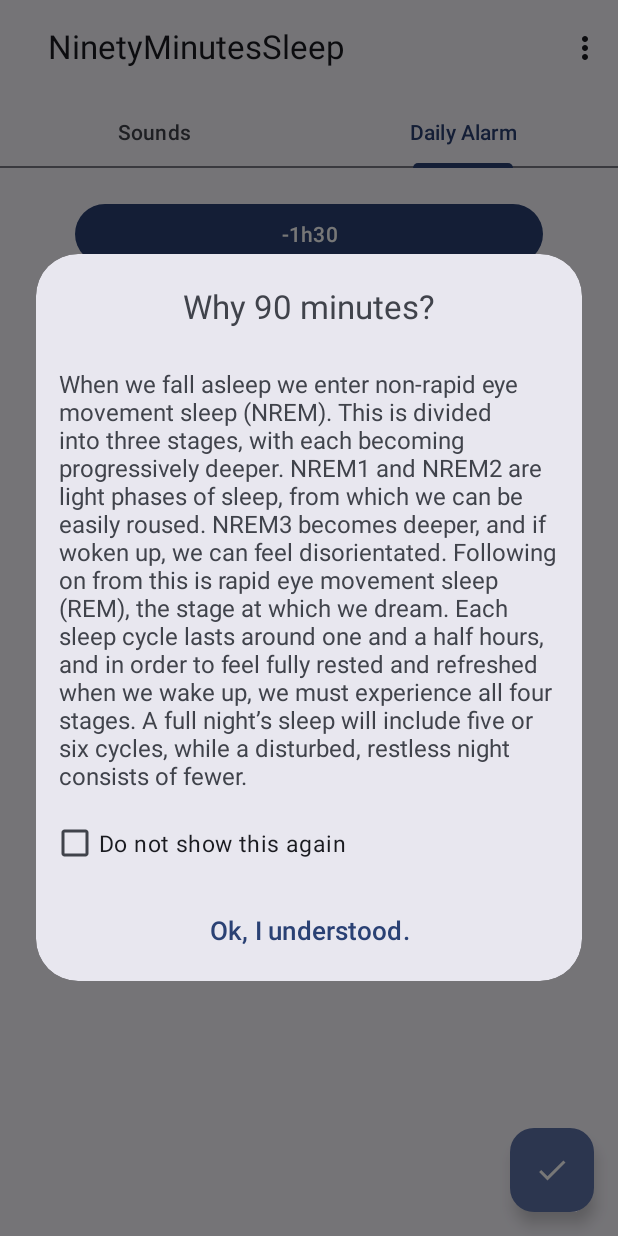
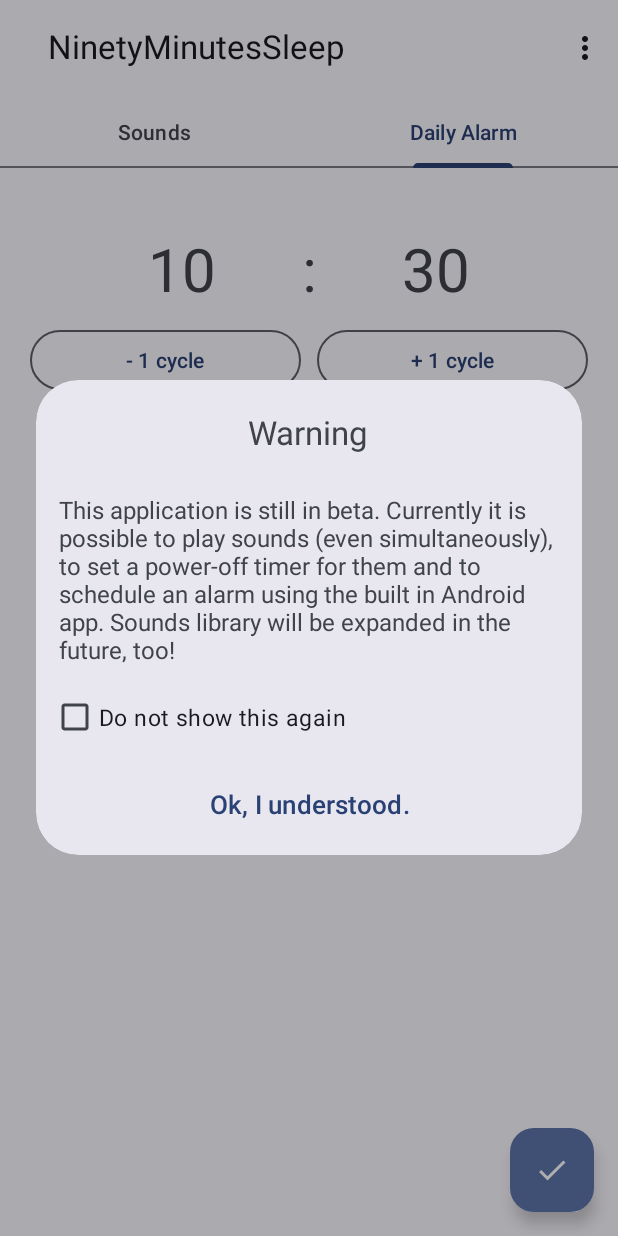
Before and after one commit to MichelangeloDePascale02/NinetyMinutesSleep, an Android app: the screen it shows after launch (MainActivity), tab 2 chosen, on a phone screen of 412 x 824 dp. Run offline under Robolectric (Android 15) with nearby library versions, the phone set to English and light mode, and no system bars; 1 statement that could not run was skipped.

Commit message:
Alarms minor UI improvement
- Alarms UI is now less chaotic (backported new Alarm time UI from a10f3b0 in preview-not-functional branch)
- Strings update
- Version changed

```diff
--- a/app/build.gradle
+++ b/app/build.gradle
@@ -11,7 +11,7 @@ android {
         minSdk 26
         targetSdk 33
         versionCode 1
-        versionName "0.2"
+        versionName "0.2.2 - Benjamin"
 
         testInstrumentationRunner "androidx.test.runner.AndroidJUnitRunner"
     }
--- a/app/src/main/res/layout/fragment_second.xml
+++ b/app/src/main/res/layout/fragment_second.xml
@@ -13,28 +13,66 @@
         android:layout_width="match_parent"
         android:layout_height="wrap_content"/> -->
 
-    <Button
-        android:layout_marginTop="20dp"
-
-        android:id="@+id/alarmTimePickerMinus"
+    <LinearLayout
         android:layout_width="match_parent"
         android:layout_height="wrap_content"
-        android:layout_marginHorizontal="50dp"
-        android:text="-1h30"/>
+        android:orientation="horizontal"
+        android:layout_marginHorizontal="20dp"
+        android:layout_marginTop="40dp"
+        android:layout_marginBottom="10dp">
 
-    <TimePicker
-        android:id="@+id/alarmTimePicker"
+        <TextView
+            android:id="@+id/hours_picker"
+            android:layout_width="match_parent"
+            android:layout_height="wrap_content"
+            android:layout_weight="1"
+            android:gravity="end"
+            android:textSize="40sp"
+            android:text="00"/>
+
+        <TextView
+            android:layout_width="match_parent"
+            android:layout_height="wrap_content"
+            android:layout_weight="1"
+            android:gravity="center"
+            android:textSize="40sp"
+            android:text=":"/>
+
+        <TextView
+            android:id="@+id/minutes_picker"
+            android:layout_width="match_parent"
+            android:layout_height="wrap_content"
+            android:layout_weight="1"
+            android:gravity="start"
+            android:textSize="40sp"
+            android:text="00"/>
+
+    </LinearLayout>
+
+    <LinearLayout
         android:layout_width="match_parent"
         android:layout_height="wrap_content"
-        android:theme="@style/AlarmDisabledTimePickerTheme"
-        android:timePickerMode="spinner"/>
+        android:orientation="horizontal"
+        android:layout_marginHorizontal="20dp">
 
-    <Button
-        android:id="@+id/alarmTimePickerPlus"
-        android:layout_width="match_parent"
-        android:layout_height="wrap_content"
-        android:layout_marginHorizontal="60dp"
-        android:text="+1h30"/>
+        <Button
+            android:id="@+id/alarmTimePickerMinus"
+            android:layout_width="match_parent"
+            android:layout_height="wrap_content"
+            style="@style/Widget.Material3.Button.OutlinedButton"
+            android:layout_weight="1"
+            android:layout_marginEnd="5dp"
+            android:text="@string/removeCycle"/>
+        <Button
+            android:id="@+id/alarmTimePickerPlus"
+            android:layout_width="match_parent"
+            android:layout_height="wrap_content"
+            style="@style/Widget.Material3.Button.OutlinedButton"
+            android:layout_marginStart="5dp"
+            android:layout_weight="1"
+            android:text="@string/addCycle"/>
+
+    </LinearLayout>
 
     <TextView
         android:id="@+id/alarmTimePickerHoursCount"
--- a/app/src/main/res/menu/options_menu.xml
+++ b/app/src/main/res/menu/options_menu.xml
@@ -7,6 +7,10 @@
         android:title="@string/sleep_timer_for_sounds" />
 
     <item
+        android:id="@+id/why90"
+        android:title="@string/explanation_90_title"/>
+
+    <item
         android:id="@+id/about"
         android:title="@string/about"/>
 
--- a/app/src/main/res/values/strings.xml
+++ b/app/src/main/res/values/strings.xml
@@ -34,6 +34,9 @@
     <string name="hours_of_sleep">Hours of sleep:</string>
     <string name="minutes"> minutes</string>
 
+    <string name="addCycle">+ 1 cycle</string>
+    <string name="removeCycle">- 1 cycle</string>
+
     <string name="rain">Rain</string>
     <string name="heavy_storm">Heavy Storm</string>
     <string name="waves_on_rocks">Waves on Rocks</string>
```
Also changed, not shown: app/src/main/java/com/swdp31plus/ninetyminutessleep/MainActivity.java (+33 -0 lines), app/src/main/java/com/swdp31plus/ninetyminutessleep/ui/main/SecondFragment.java (+65 -61 lines).
